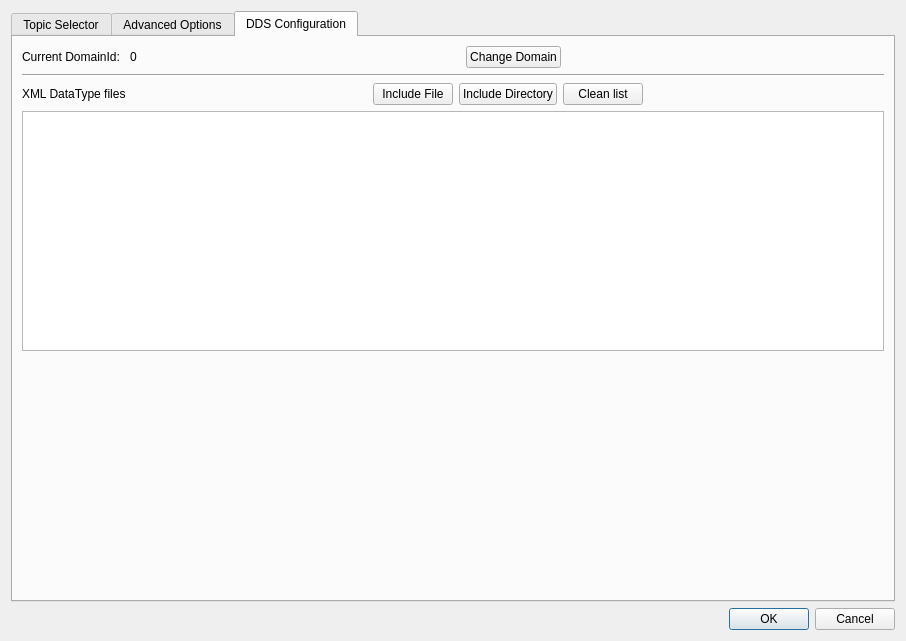
This is plugins/datastreamer_plugin/ui/topic_selection_dialog/dialogselecttopics.ui in eProsima/fastdds-visualizer-plugin as Qt 5 draws it before an edit. The edited form follows.
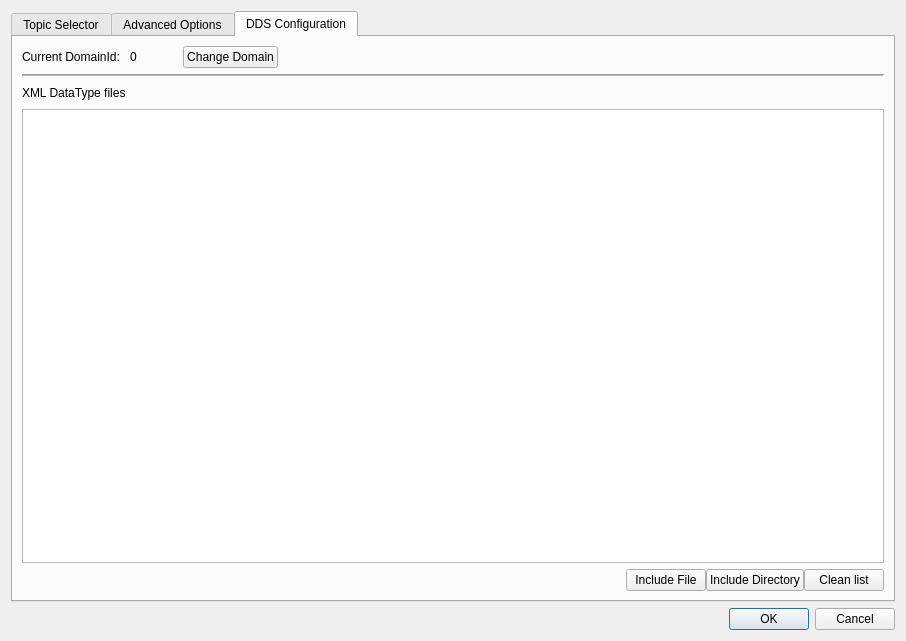
This is the edited form.

Commit message: update dialog style dds configuration

```diff
--- a/plugins/datastreamer_plugin/ui/topic_selection_dialog/dialogselecttopics.ui
+++ b/plugins/datastreamer_plugin/ui/topic_selection_dialog/dialogselecttopics.ui
@@ -302,6 +302,9 @@
              <property name="orientation">
               <enum>Qt::Horizontal</enum>
              </property>
+             <property name="sizeType">
+              <enum>QSizePolicy::Preferred</enum>
+             </property>
              <property name="sizeHint" stdset="0">
               <size>
                <width>40</width>
@@ -334,6 +337,12 @@
          </item>
          <item>
           <widget class="Line" name="line_3">
+           <property name="frameShadow">
+            <enum>QFrame::Sunken</enum>
+           </property>
+           <property name="midLineWidth">
+            <number>1</number>
+           </property>
            <property name="orientation">
             <enum>Qt::Horizontal</enum>
            </property>
@@ -361,6 +370,32 @@
              </property>
             </spacer>
            </item>
+          </layout>
+         </item>
+         <item>
+          <widget class="QListWidget" name="xml_files_list"/>
+         </item>
+         <item>
+          <layout class="QHBoxLayout" name="horizontalLayout_11">
+           <property name="spacing">
+            <number>0</number>
+           </property>
+           <property name="bottomMargin">
+            <number>0</number>
+           </property>
+           <item>
+            <spacer name="horizontalSpacer_6">
+             <property name="orientation">
+              <enum>Qt::Horizontal</enum>
+             </property>
+             <property name="sizeHint" stdset="0">
+              <size>
+               <width>40</width>
+               <height>20</height>
+              </size>
+             </property>
+            </spacer>
+           </item>
            <item>
             <widget class="QPushButton" name="include_files_button">
              <property name="text">
@@ -382,40 +417,8 @@
              </property>
             </widget>
            </item>
-           <item>
-            <spacer name="horizontalSpacer_6">
-             <property name="orientation">
-              <enum>Qt::Horizontal</enum>
-             </property>
-             <property name="sizeHint" stdset="0">
-              <size>
-               <width>40</width>
-               <height>20</height>
-              </size>
-             </property>
-            </spacer>
-           </item>
           </layout>
          </item>
-         <item>
-          <widget class="QListWidget" name="xml_files_list"/>
-         </item>
-         <item>
-          <spacer name="verticalSpacer_2">
-           <property name="orientation">
-            <enum>Qt::Vertical</enum>
-           </property>
-           <property name="sizeType">
-            <enum>QSizePolicy::Expanding</enum>
-           </property>
-           <property name="sizeHint" stdset="0">
-            <size>
-             <width>20</width>
-             <height>40</height>
-            </size>
-           </property>
-          </spacer>
-         </item>
         </layout>
        </item>
       </layout>
```
